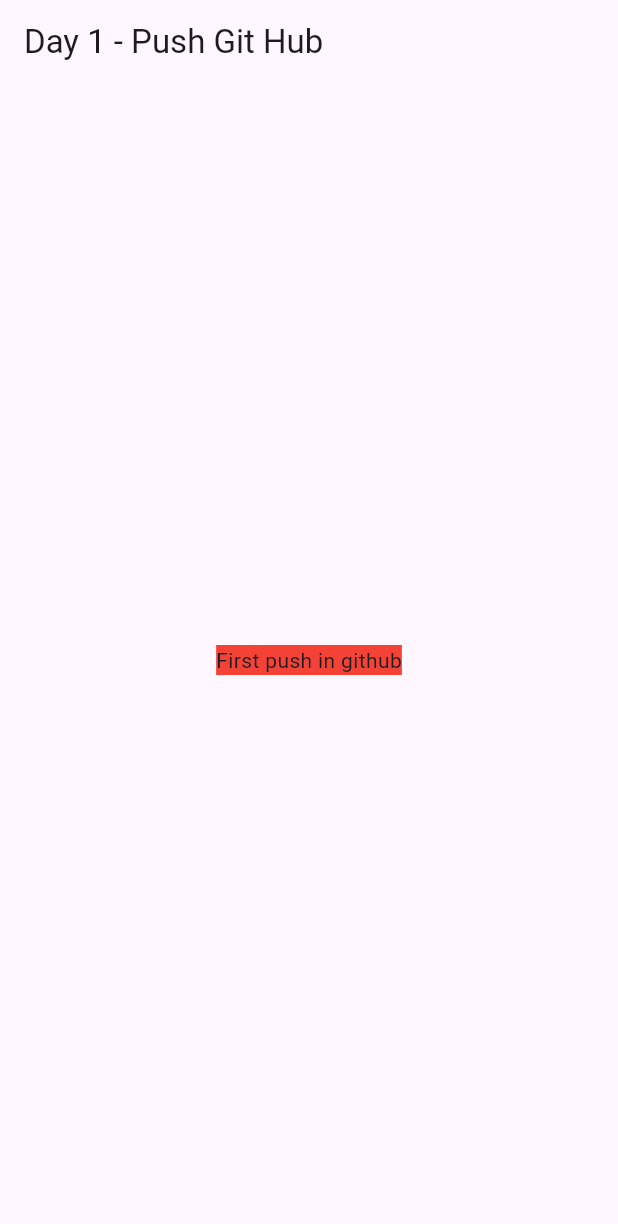
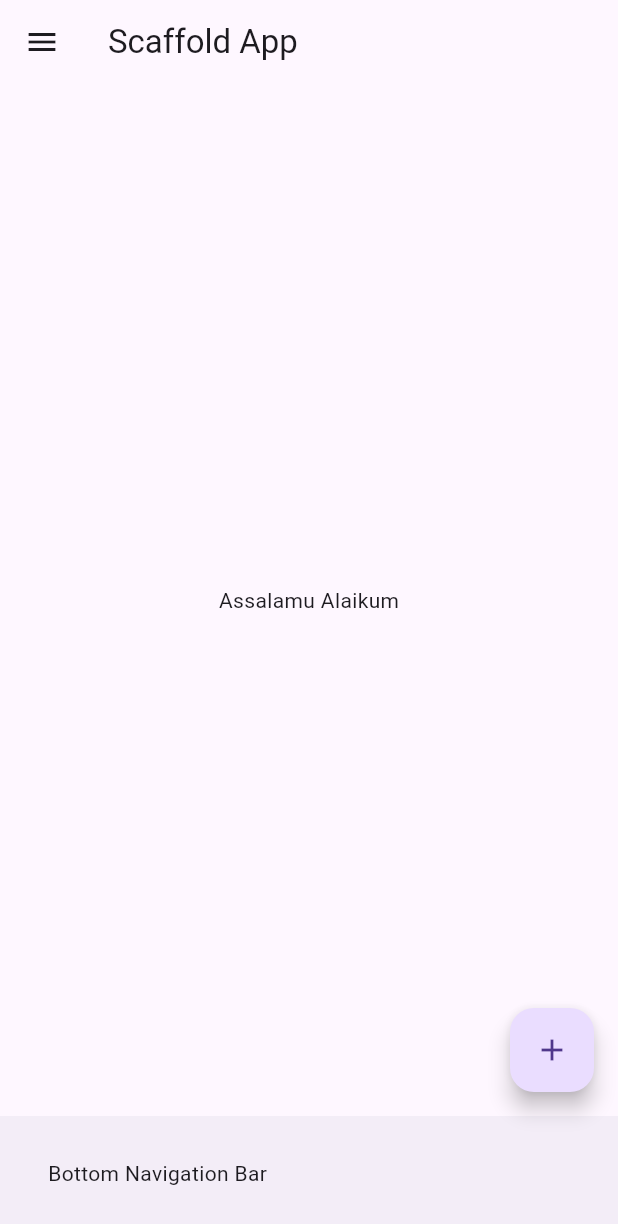
Before and after one commit to iqbal-hossain-01/flutter_practices, a Flutter app: the screen it shows after launch, on a phone screen of 412 x 824 dp. Shown: the top 1224 px of the screen. Run offline on Flutter 3.47's test engine with Material 3 defaults, Android fonts, the phone set to English and light mode, and no system bars.

Commit message:
Day-2-Learning-Scaffold

```diff
--- a/lib/main.dart
+++ b/lib/main.dart
@@ -1,4 +1,5 @@
 import 'package:flutter/material.dart';
+import 'package:flutter_practice_by_flutter_docs/pages/home_screen.dart';
 
 void main() {
   runApp(const MyApp());
@@ -9,18 +10,11 @@ class MyApp extends StatelessWidget {
 
   @override
   Widget build(BuildContext context) {
-    return MaterialApp(
-      home: Scaffold(
-        appBar: AppBar(
-          title: Text("Day 1 - Push Git Hub"),
-        ),
-        body: Center(
-          child: Container(
-            color: Colors.red,
-            child: Text("First push in github"),
-          ),
-        ),
-      ),
+    return const MaterialApp(
+      debugShowCheckedModeBanner: false,
+
+      home: HomeScreen(),
+
     );
   }
 }
--- /dev/null
+++ b/lib/pages/home_screen.dart
@@ -0,0 +1,39 @@
+import 'package:flutter/material.dart';
+
+class HomeScreen extends StatelessWidget {
+  const HomeScreen({super.key});
+
+  @override
+  Widget build(BuildContext context) {
+    return Scaffold(
+      // <---- APP BAR ---->
+      appBar: AppBar(
+        title: const Text("Scaffold App"),
+      ),
+
+      // <---- DRAWER ---->
+      drawer: const Drawer(),
+
+      // <---- BODY PART ---->
+      body: const Center(
+        child: Text("Assalamu Alaikum"),
+      ),
+
+      // <---- FlotingActionButton ---->
+      floatingActionButton: FloatingActionButton(
+        onPressed: () {
+          // Do something
+        },
+        child: const Icon(Icons.add),
+      ),
+
+      // <---- BOTTOM BAR ---->
+      bottomNavigationBar: const BottomAppBar(
+        child: Padding(
+          padding: EdgeInsets.all(16.0),
+          child: Text("Bottom Navigation Bar"),
+        ),
+      ),
+    );
+  }
+}
```
